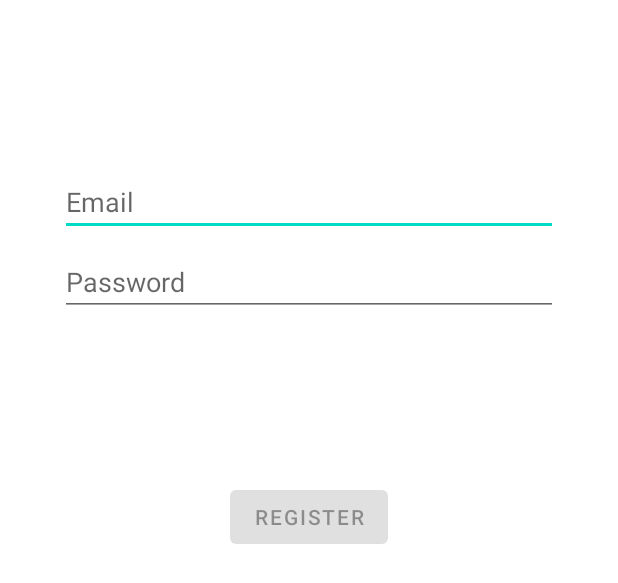
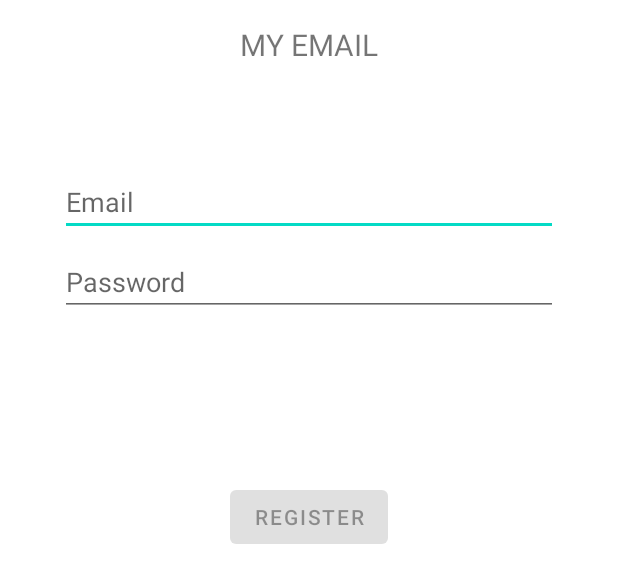
Before and after one commit to alissakc/NutriMons, an Android app: the layout fragment_registration.xml on its own in the app's theme, with its tools: preview values and no code run, on a phone screen of 412 x 824 dp. Shown: the top 583 px of the screen. Run offline under Robolectric (Android 15) with nearby library versions, the phone set to English and light mode, and no system bars.

Commit message:
mess around with login and registration

```diff
--- a/app/src/main/java/com/example/nutrimons/ui/login/LoginFragment.java
+++ b/app/src/main/java/com/example/nutrimons/ui/login/LoginFragment.java
@@ -6,6 +6,7 @@ import androidx.annotation.NonNull;
 import androidx.annotation.Nullable;
 import androidx.annotation.StringRes;
 import androidx.fragment.app.Fragment;
+import androidx.navigation.Navigation;
 
 import android.os.Bundle;
 import android.text.Editable;
@@ -115,6 +116,8 @@ public class LoginFragment extends Fragment {
                 loadingProgressBar.setVisibility(View.VISIBLE);
                 loginViewModel.login(usernameEditText.getText().toString(),
                         passwordEditText.getText().toString());
+                Navigation.findNavController(view).navigate(R.id.action_nav_login_to_nav_home);
+
             }
         });
     }
--- a/app/src/main/java/com/example/nutrimons/ui/login/LoginViewModel.java
+++ b/app/src/main/java/com/example/nutrimons/ui/login/LoginViewModel.java
@@ -3,6 +3,7 @@ package com.example.nutrimons.ui.login;
 import androidx.lifecycle.LiveData;
 import androidx.lifecycle.MutableLiveData;
 import androidx.lifecycle.ViewModel;
+import androidx.navigation.Navigation;
 
 import android.util.Patterns;
 
@@ -36,6 +37,7 @@ public class LoginViewModel extends ViewModel {
         if (result instanceof Result.Success) {
             LoggedInUser data = ((Result.Success<LoggedInUser>) result).getData();
             loginResult.setValue(new LoginResult(new LoggedInUserView(data.getDisplayName())));
+
         } else {
             loginResult.setValue(new LoginResult(R.string.login_failed));
         }
--- a/app/src/main/java/com/example/nutrimons/ui/login/RegistrationFragment.java
+++ b/app/src/main/java/com/example/nutrimons/ui/login/RegistrationFragment.java
@@ -6,6 +6,7 @@ import androidx.annotation.NonNull;
 import androidx.annotation.Nullable;
 import androidx.annotation.StringRes;
 import androidx.fragment.app.Fragment;
+import androidx.navigation.Navigation;
 
 import android.os.Bundle;
 import android.text.Editable;
@@ -46,6 +47,7 @@ public class RegistrationFragment extends Fragment {
         final Button loginButton = view.findViewById(R.id.login);
         final ProgressBar loadingProgressBar = view.findViewById(R.id.loading);
 
+
         loginViewModel.getLoginFormState().observe(this, new Observer<LoginFormState>() {
             @Override
             public void onChanged(@Nullable LoginFormState loginFormState) {
@@ -71,9 +73,13 @@ public class RegistrationFragment extends Fragment {
                 loadingProgressBar.setVisibility(View.GONE);
                 if (loginResult.getError() != null) {
                     showLoginFailed(loginResult.getError());
+                    System.out.println("LOSER");
+
                 }
                 if (loginResult.getSuccess() != null) {
                     updateUiWithUser(loginResult.getSuccess());
+                    System.out.println("SUCCESS ayaya");
+                    Navigation.findNavController(view).navigate(R.id.action_nav_registration_to_nav_login);
                 }
             }
         });
--- a/app/src/main/res/layout/fragment_registration.xml
+++ b/app/src/main/res/layout/fragment_registration.xml
@@ -10,6 +10,16 @@
     android:paddingRight="@dimen/fragment_horizontal_margin"
     android:paddingBottom="@dimen/fragment_vertical_margin"
     tools:context=".ui.login.RegistrationFragment">
+
+    <TextView
+        android:id="@+id/displayEmail"
+        android:layout_width="wrap_content"
+        android:layout_height="wrap_content"
+        android:text="MY EMAIL"
+        android:textSize="20sp"
+        app:layout_constraintEnd_toEndOf="parent"
+        app:layout_constraintStart_toStartOf="parent"
+        app:layout_constraintTop_toTopOf="parent" />
 
     <EditText
         android:id="@+id/username"
--- a/app/src/main/res/navigation/mobile_navigation.xml
+++ b/app/src/main/res/navigation/mobile_navigation.xml
@@ -29,8 +29,8 @@
         android:label="Login"
         tools:layout="@layout/fragment_login">
         <action
-            android:id="@+id/action_nav_login_to_nav_registration"
-            app:destination="@id/nav_registration" />
+            android:id="@+id/action_nav_login_to_nav_home"
+            app:destination="@id/nav_home" />
     </fragment>
     <fragment
         android:id="@+id/nav_registration"
```
Also changed, not shown: 1 other file.
